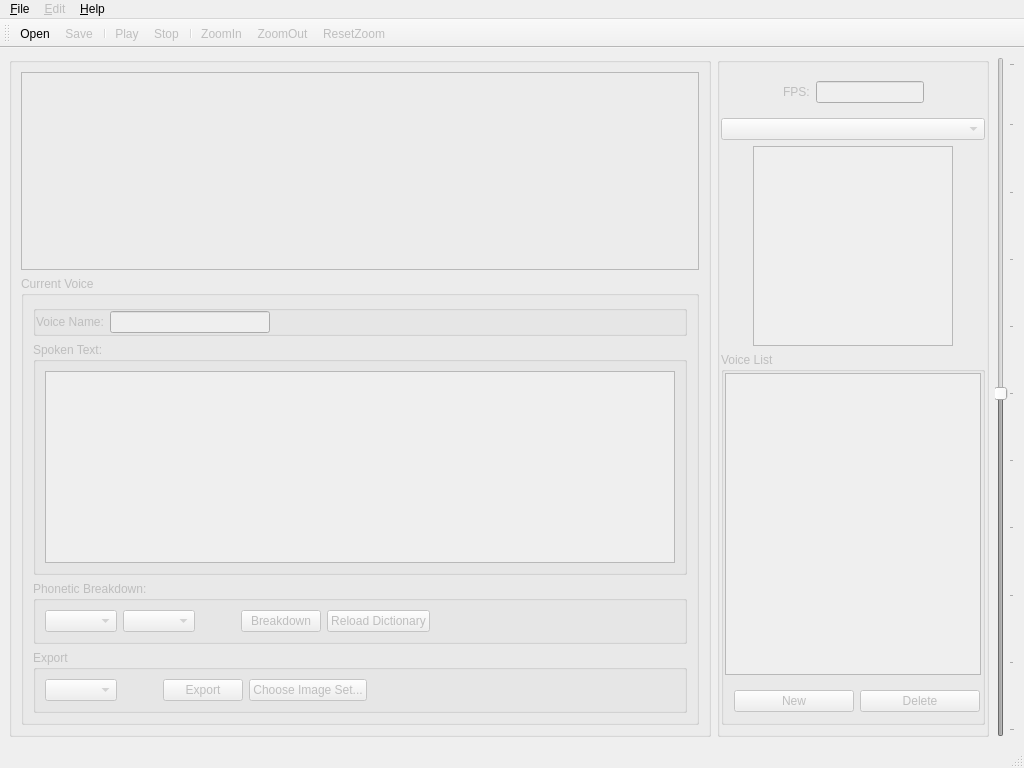
This is rsrc/papagayo-ng2.ui in morevnaproject-org/papagayo-ng as Qt 5 draws it before an edit. The edited form follows.
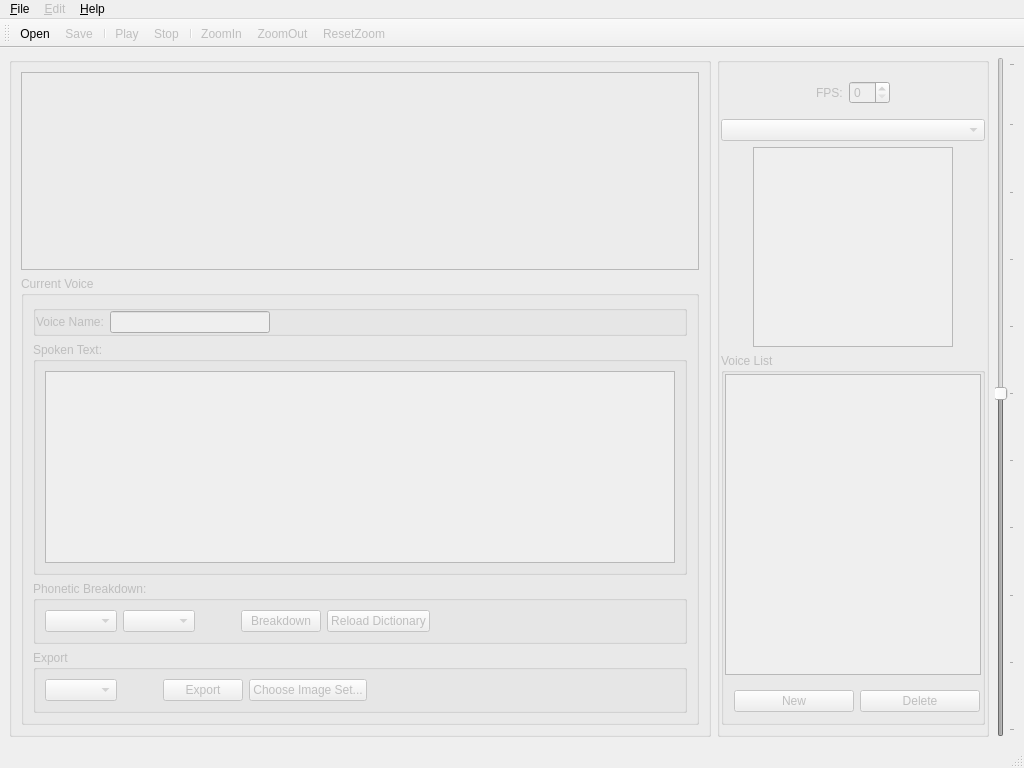
This is the edited form. Icons and pictures are not drawn. Custom widgets are drawn as their Qt base class.

Commit message: Convert fps_input to a QSpinBox and test applying changes to FPS. Added a Progressdialog during some audio loading and decoding.

Patch:
```diff
--- a/rsrc/papagayo-ng2.ui
+++ b/rsrc/papagayo-ng2.ui
@@ -327,14 +327,7 @@
              </widget>
             </item>
             <item>
-             <widget class="QLineEdit" name="fps_input">
-              <property name="sizePolicy">
-               <sizepolicy hsizetype="Preferred" vsizetype="Fixed">
-                <horstretch>0</horstretch>
-                <verstretch>0</verstretch>
-               </sizepolicy>
-              </property>
-             </widget>
+             <widget class="QSpinBox" name="fps_input"/>
             </item>
             <item>
              <spacer name="fps_spacer_right">
```
Left out of the diff: 22 changed lines with no effect on the pictures. The commit also changes 3 other files.
